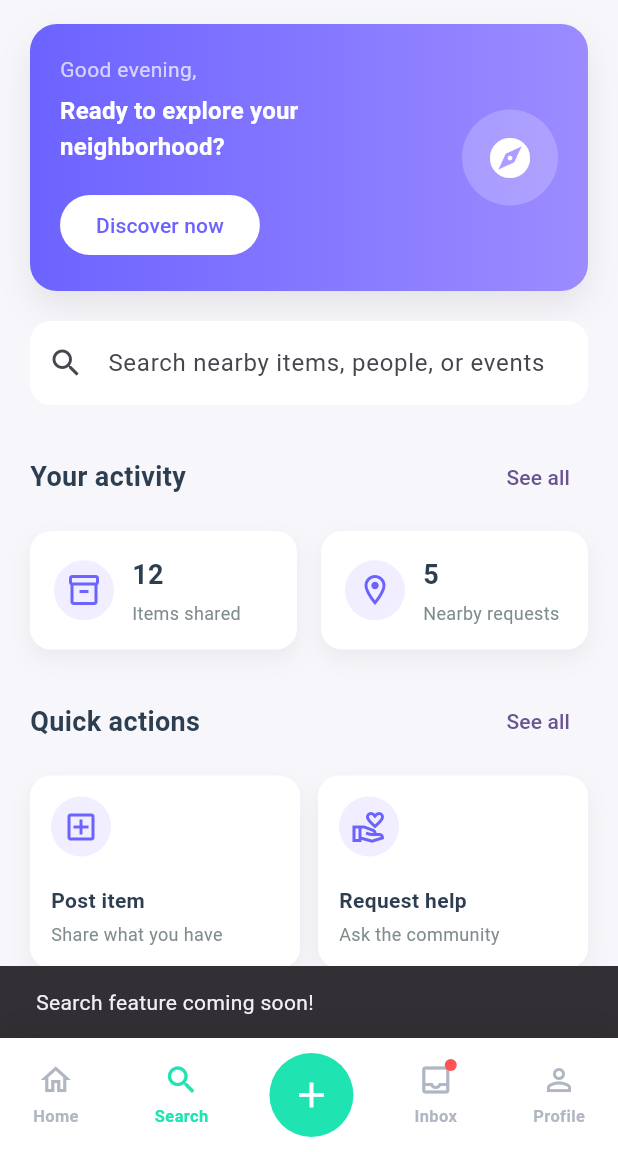
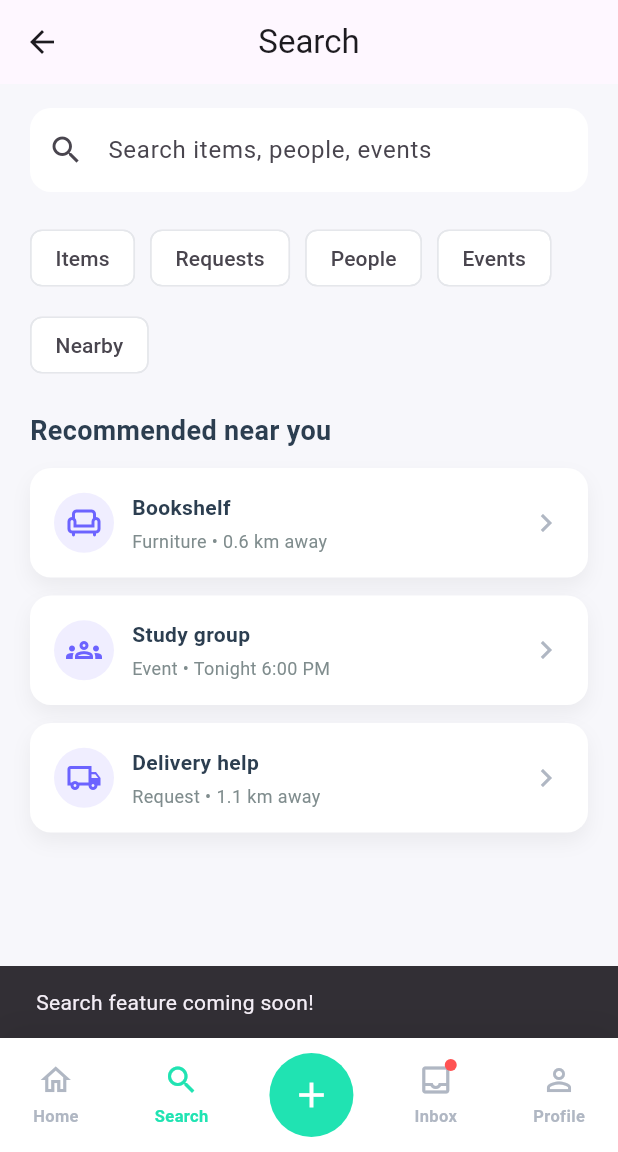
Before and after one commit to OmChauhan07/LinkHood, a Flutter app: the HomeDashboardPage screen opened by its route, item 2 of the bottom bar chosen, on a phone screen of 412 x 824 dp, the part 84-1236 px from its top. Run offline on Flutter 3.47's test engine with Material 3 defaults, Android fonts, the phone set to English and light mode, and no system bars.

Commit message:
Created Search_Page

```diff
--- a/linkhood/lib/pages/home_dashboard.dart
+++ b/linkhood/lib/pages/home_dashboard.dart
@@ -1,4 +1,9 @@
 import 'package:flutter/material.dart';
+
+import 'search_page.dart';
+import 'add_page.dart';
+import 'inbox_page.dart';
+import 'profile_page.dart';
 
 class HomeDashboardPage extends StatefulWidget {
   const HomeDashboardPage({super.key});
@@ -78,35 +83,24 @@ class _HomeDashboardPageState extends State<HomeDashboardPage> {
     );
   }
 
-  @override
-  Widget build(BuildContext context) {
+  Widget _buildBody() {
+    switch (_currentIndex) {
+      case 1:
+        return const SearchPage();
+      case 2:
+        return const AddPage();
+      case 3:
+        return const InboxPage();
+      case 4:
+        return const ProfilePage();
+      default:
+        return _buildHomeContent();
+    }
+  }
+
+  Widget _buildHomeContent() {
     final theme = Theme.of(context);
-
-    return Scaffold(
-      backgroundColor: const Color(0xFFF7F7FB),
-      appBar: AppBar(
-        title: const Text('LinkHood'),
-        centerTitle: true,
-        actions: [
-          IconButton(
-            icon: const Icon(Icons.notifications_none),
-            onPressed: () {
-              ScaffoldMessenger.of(context).showSnackBar(
-                const SnackBar(content: Text('No new notifications.')),
-              );
-            },
-          ),
-          IconButton(
-            icon: const CircleAvatar(
-              radius: 14,
-              backgroundImage: AssetImage('assets/icon/icon.png'),
-            ),
-            onPressed: () {},
-          ),
-          const SizedBox(width: 8),
-        ],
-      ),
-      body: ListView(
+    return ListView(
       padding: const EdgeInsets.fromLTRB(20, 16, 20, 24),
       children: [
         Container(
@@ -183,7 +177,7 @@ class _HomeDashboardPageState extends State<HomeDashboardPage> {
           ),
         ),
         const SizedBox(height: 24),
-          const _SectionHeader(title: 'Your activity'),
+        _buildSectionHeader('Your activity'),
         const SizedBox(height: 12),
         Row(
           children: const [
@@ -205,7 +199,7 @@ class _HomeDashboardPageState extends State<HomeDashboardPage> {
           ],
         ),
         const SizedBox(height: 24),
-          const _SectionHeader(title: 'Quick actions'),
+        _buildSectionHeader('Quick actions'),
         const SizedBox(height: 12),
         GridView.count(
           shrinkWrap: true,
@@ -238,7 +232,7 @@ class _HomeDashboardPageState extends State<HomeDashboardPage> {
           ],
         ),
         const SizedBox(height: 24),
-          const _SectionHeader(title: 'Nearby items'),
+        _buildSectionHeader('Nearby items'),
         const SizedBox(height: 12),
         const _ItemCard(
           title: 'Gently used bicycle',
@@ -259,7 +253,7 @@ class _HomeDashboardPageState extends State<HomeDashboardPage> {
           color: Color(0xFFFFF3E0),
         ),
         const SizedBox(height: 24),
-          const _SectionHeader(title: 'Community updates'),
+        _buildSectionHeader('Community updates'),
         const SizedBox(height: 12),
         _UpdateTile(
           title: 'Neighborhood clean-up drive',
@@ -272,7 +266,56 @@ class _HomeDashboardPageState extends State<HomeDashboardPage> {
           icon: Icons.school_outlined,
         ),
       ],
+    );
+  }
+
+  Widget _buildSectionHeader(String title) {
+    return Row(
+      mainAxisAlignment: MainAxisAlignment.spaceBetween,
+      children: [
+        Text(
+          title,
+          style: const TextStyle(
+            fontSize: 18,
+            fontWeight: FontWeight.w700,
+            color: Color(0xFF2C3E50),
           ),
+        ),
+        TextButton(
+          onPressed: () {},
+          child: const Text('See all'),
+        ),
+      ],
+    );
+  }
+
+  @override
+  Widget build(BuildContext context) {
+    return Scaffold(
+      backgroundColor: const Color(0xFFF7F7FB),
+      appBar: AppBar(
+        title: const Text('LinkHood'),
+        centerTitle: true,
+        actions: [
+          IconButton(
+            icon: const Icon(Icons.notifications_none),
+            onPressed: () {
+              ScaffoldMessenger.of(context).showSnackBar(
+                const SnackBar(content: Text('No new notifications.')),
+              );
+            },
+          ),
+          IconButton(
+            icon: const CircleAvatar(
+              radius: 14,
+              backgroundImage: AssetImage('assets/icon/icon.png'),
+            ),
+            onPressed: () {},
+          ),
+          const SizedBox(width: 8),
+        ],
+      ),
+      body: _buildBody(),
       bottomNavigationBar: Container(
         decoration: BoxDecoration(
           color: Colors.white,
@@ -327,33 +370,6 @@ class _HomeDashboardPageState extends State<HomeDashboardPage> {
           ),
         ),
       ),
-    );
-  }
-}
-
-class _SectionHeader extends StatelessWidget {
-  final String title;
-
-  const _SectionHeader({required this.title});
-
-  @override
-  Widget build(BuildContext context) {
-    return Row(
-      mainAxisAlignment: MainAxisAlignment.spaceBetween,
-      children: [
-        Text(
-          title,
-          style: const TextStyle(
-            fontSize: 18,
-            fontWeight: FontWeight.w700,
-            color: Color(0xFF2C3E50),
-          ),
-        ),
-        TextButton(
-          onPressed: () {},
-          child: const Text('See all'),
-        ),
-      ],
     );
   }
 }
--- /dev/null
+++ b/linkhood/lib/pages/search_page.dart
@@ -0,0 +1,169 @@
+import 'package:flutter/material.dart';
+
+class SearchPage extends StatelessWidget {
+  const SearchPage({super.key});
+
+  @override
+  Widget build(BuildContext context) {
+    return Scaffold(
+      backgroundColor: const Color(0xFFF7F7FB),
+      appBar: AppBar(
+        title: const Text('Search'),
+        centerTitle: true,
+      ),
+      body: ListView(
+        padding: const EdgeInsets.fromLTRB(20, 16, 20, 24),
+        children: [
+          TextField(
+            decoration: InputDecoration(
+              hintText: 'Search items, people, events',
+              prefixIcon: const Icon(Icons.search),
+              filled: true,
+              fillColor: Colors.white,
+              border: OutlineInputBorder(
+                borderRadius: BorderRadius.circular(14),
+                borderSide: BorderSide.none,
+              ),
+            ),
+          ),
+          const SizedBox(height: 20),
+          const _ChipSection(),
+          const SizedBox(height: 20),
+          const _SectionHeader(title: 'Recommended near you'),
+          const SizedBox(height: 12),
+          const _ResultTile(
+            title: 'Bookshelf',
+            subtitle: 'Furniture • 0.6 km away',
+            icon: Icons.chair_outlined,
+          ),
+          const _ResultTile(
+            title: 'Study group',
+            subtitle: 'Event • Tonight 6:00 PM',
+            icon: Icons.groups_outlined,
+          ),
+          const _ResultTile(
+            title: 'Delivery help',
+            subtitle: 'Request • 1.1 km away',
+            icon: Icons.local_shipping_outlined,
+          ),
+        ],
+      ),
+    );
+  }
+}
+
+class _ChipSection extends StatelessWidget {
+  const _ChipSection();
+
+  @override
+  Widget build(BuildContext context) {
+    return Wrap(
+      spacing: 10,
+      runSpacing: 10,
+      children: const [
+        _FilterChip(label: 'Items'),
+        _FilterChip(label: 'Requests'),
+        _FilterChip(label: 'People'),
+        _FilterChip(label: 'Events'),
+        _FilterChip(label: 'Nearby'),
+      ],
+    );
+  }
+}
+
+class _FilterChip extends StatelessWidget {
+  final String label;
+
+  const _FilterChip({required this.label});
+
+  @override
+  Widget build(BuildContext context) {
+    return Chip(
+      label: Text(label),
+      backgroundColor: Colors.white,
+      side: const BorderSide(color: Color(0xFFE5E7EB)),
+    );
+  }
+}
+
+class _SectionHeader extends StatelessWidget {
+  final String title;
+
+  const _SectionHeader({required this.title});
+
+  @override
+  Widget build(BuildContext context) {
+    return Text(
+      title,
+      style: const TextStyle(
+        fontSize: 18,
+        fontWeight: FontWeight.w700,
+        color: Color(0xFF2C3E50),
+      ),
+    );
+  }
+}
+
+class _ResultTile extends StatelessWidget {
+  final String title;
+  final String subtitle;
+  final IconData icon;
+
+  const _ResultTile({
+    required this.title,
+    required this.subtitle,
+    required this.icon,
+  });
+
+  @override
+  Widget build(BuildContext context) {
+    return Container(
+      margin: const EdgeInsets.only(bottom: 12),
+      padding: const EdgeInsets.all(16),
+      decoration: BoxDecoration(
+        color: Colors.white,
+        borderRadius: BorderRadius.circular(14),
+        boxShadow: [
+          BoxShadow(
+            color: Colors.black.withOpacity(0.05),
+            blurRadius: 10,
+            offset: const Offset(0, 6),
+          ),
+        ],
+      ),
+      child: Row(
+        children: [
+          CircleAvatar(
+            backgroundColor: const Color(0xFFF0EEFF),
+            child: Icon(icon, color: const Color(0xFF6C63FF)),
+          ),
+          const SizedBox(width: 12),
+          Expanded(
+            child: Column(
+              crossAxisAlignment: CrossAxisAlignment.start,
+              children: [
+                Text(
+                  title,
+                  style: const TextStyle(
+                    fontSize: 14,
+                    fontWeight: FontWeight.w600,
+                    color: Color(0xFF2C3E50),
+                  ),
+                ),
+                const SizedBox(height: 4),
+                Text(
+                  subtitle,
+                  style: const TextStyle(
+                    fontSize: 12,
+                    color: Color(0xFF7F8C8D),
+                  ),
+                ),
+              ],
+            ),
+          ),
+          const Icon(Icons.chevron_right, color: Color(0xFFB0B7C3)),
+        ],
+      ),
+    );
+  }
+}
```
Lines whose indentation alone changed are shown as unchanged.
